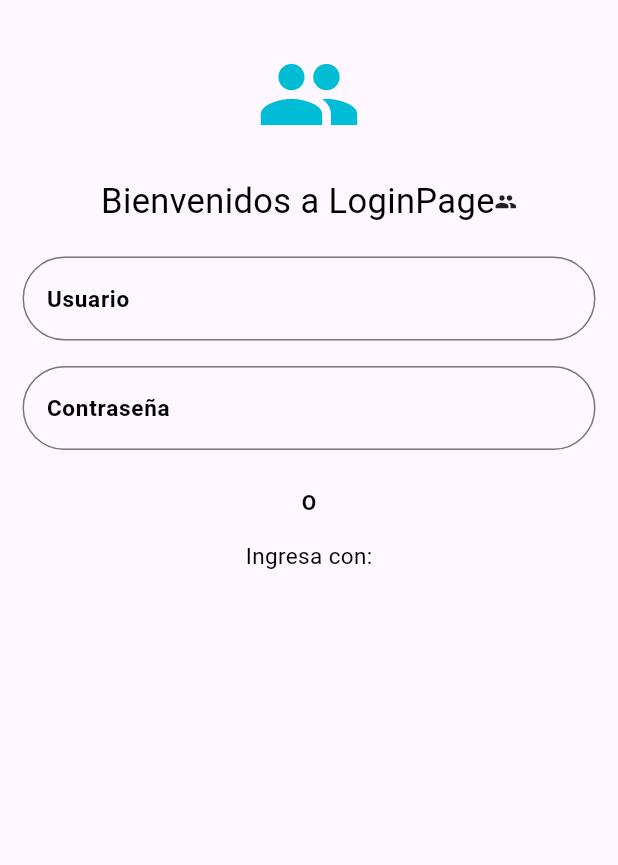
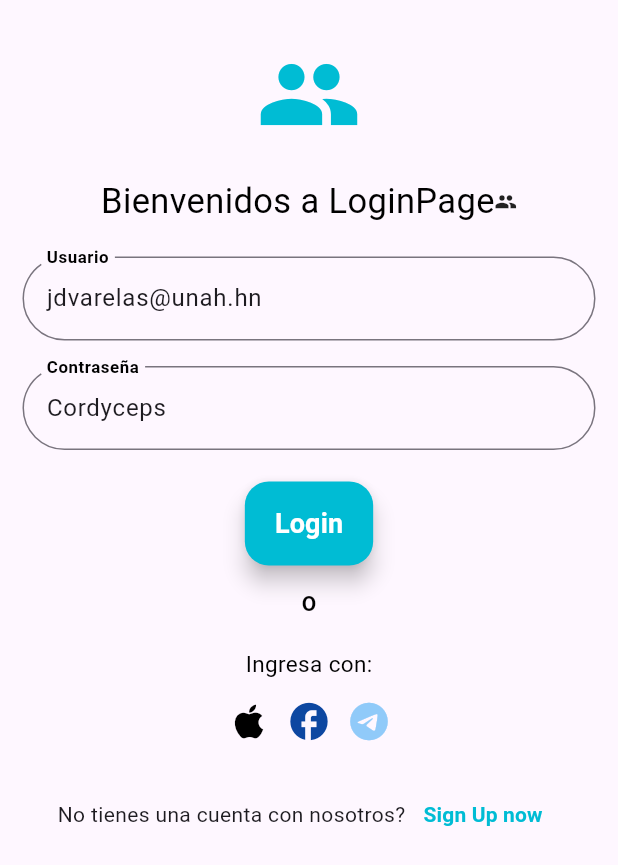
Before and after one commit to JDvarela675/Tarea2.2_lenguajes, a Flutter app: the screen it shows after launch, on a phone screen of 412 x 824 dp. Shown: the top 865 px of the screen. Run offline on Flutter 3.47's test engine with Material 3 defaults, Android fonts, the phone set to English and light mode, and no system bars.

Commit message:
diseño login page y caja de texto

```diff
--- a/login_page/lib/main.dart
+++ b/login_page/lib/main.dart
@@ -1,5 +1,6 @@
 import 'package:flutter/material.dart';
 import 'package:login_page/pages/login_page.dart';
+import 'package:login_page/pages/sing_up_page.dart';
 
 void main() {
   runApp(const MyApp());
@@ -18,6 +19,7 @@ class MyApp extends StatelessWidget {
       initialRoute:'/Login',
       routes: {
         '/Login': (context) => LoginPage(),
+        '/singup': (context) => SingUpPage(),
       },
 
     );
--- a/login_page/lib/pages/login_page.dart
+++ b/login_page/lib/pages/login_page.dart
@@ -3,6 +3,10 @@ import 'package:login_page/widgets/caja_texto.dart';
 
 class LoginPage extends StatelessWidget {
    LoginPage({super.key});
+
+
+    final userController = TextEditingController(text: 'jdvarelas@unah.hn');
+  final passwordController = TextEditingController(text: 'Cordyceps');
 
   @override
   Widget build(BuildContext context) {
@@ -40,12 +44,28 @@ class LoginPage extends StatelessWidget {
 
          SizedBox(height: 20),
 
-         CustomTextBox(Title: 'Usuario',),
+         CustomTextBox(Title: 'Usuario',UserController: userController,),
           SizedBox(height: 17),
 
-        CustomTextBox(Title: 'Contraseña',),
+        CustomTextBox(Title: 'Contraseña',UserController: passwordController,),
 
-        SizedBox(height: 25),
+        SizedBox(height: 21),
+
+        FloatingActionButton.extended(
+          onPressed: (){},
+         label: const Text(
+          'Login',
+          style: TextStyle(
+            fontSize: 18,
+             fontWeight: FontWeight.bold,
+             color: Colors.white
+             ),
+  ),
+       backgroundColor: Colors.cyan,
+
+
+        ),
+        SizedBox(height: 15),
 
       const Text(
         "O",
@@ -53,14 +73,42 @@ class LoginPage extends StatelessWidget {
         fontWeight: FontWeight.bold),
       ),
 
-      SizedBox(height: 15),
+      SizedBox(height: 20),
       Text('Ingresa con:',
        style: TextStyle(color: Colors.black,
         fontSize: 15),
       ),
 
-      Container(),
+      SizedBox(height: 13,),
 
+      Container(
+        child: Row(
+          mainAxisAlignment: MainAxisAlignment.center,
+           children: [
+            Icon(Icons.apple,color: Colors.black,size: 30,),
+            SizedBox(width: 10,),
+            Icon(Icons.facebook_rounded, size:30, color: Colors.blue[900],),
+            SizedBox(width: 10,),
+            Icon(Icons.telegram,size: 30,color: Colors.blue[200],)
+                      ],
+                  ),
+              ),
+              SizedBox(height: 23,),
+
+             Row(
+              mainAxisAlignment: MainAxisAlignment.center,
+              children: [
+              Text('No tienes una cuenta con nosotros?',
+              style: TextStyle(fontSize: 14),),
+                TextButton(
+                    onPressed: () {},
+                    child: const Text(
+                      "Sign Up now",
+                      style: TextStyle(color: Colors.cyan,fontWeight: FontWeight.bold),
+                    ),
+                  ),
+                ],
+              ),
 
           ]
         ),
--- a/login_page/lib/pages/sing_up_page.dart
+++ b/login_page/lib/pages/sing_up_page.dart
@@ -0,0 +1,10 @@
+import 'package:flutter/material.dart';
+
+class SingUpPage extends StatelessWidget {
+  const SingUpPage({super.key});
+
+  @override
+  Widget build(BuildContext context) {
+    return Container();
+  }
+}
--- a/login_page/lib/widgets/caja_texto.dart
+++ b/login_page/lib/widgets/caja_texto.dart
@@ -1,27 +1,35 @@
 import 'package:flutter/material.dart';
 
 class CustomTextBox extends StatelessWidget {
-  const CustomTextBox({super.key,required this.Title});
+  const CustomTextBox({super.key,required this.Title,required this.UserController,this.keyboardType=TextInputType.text});
 
-
+   final TextEditingController UserController;
   final String Title;
+  final TextInputType keyboardType;
 
   @override
   Widget build(BuildContext context) {
 
    return TextField(
 
+
+    controller: UserController,
+      keyboardType: keyboardType,
+      //ocultar el texto para la contraseña
+      obscureText: keyboardType == TextInputType.visiblePassword,
+
     decoration: InputDecoration(
       label: Text(Title,
-      style: TextStyle(
+      style: const TextStyle(
 
         color: Colors.black,
         fontWeight: FontWeight.bold,
         fontSize: 15
       ),
       ),
-       hintText: 'Ingrese su $Title',
-           border: OutlineInputBorder(
+       hintText: 'Ingresar  $Title',
+
+           border: const OutlineInputBorder(
             borderRadius: BorderRadius.all(
               Radius.circular(200),
             ),
```
Also changed, not shown: 10 other files.
